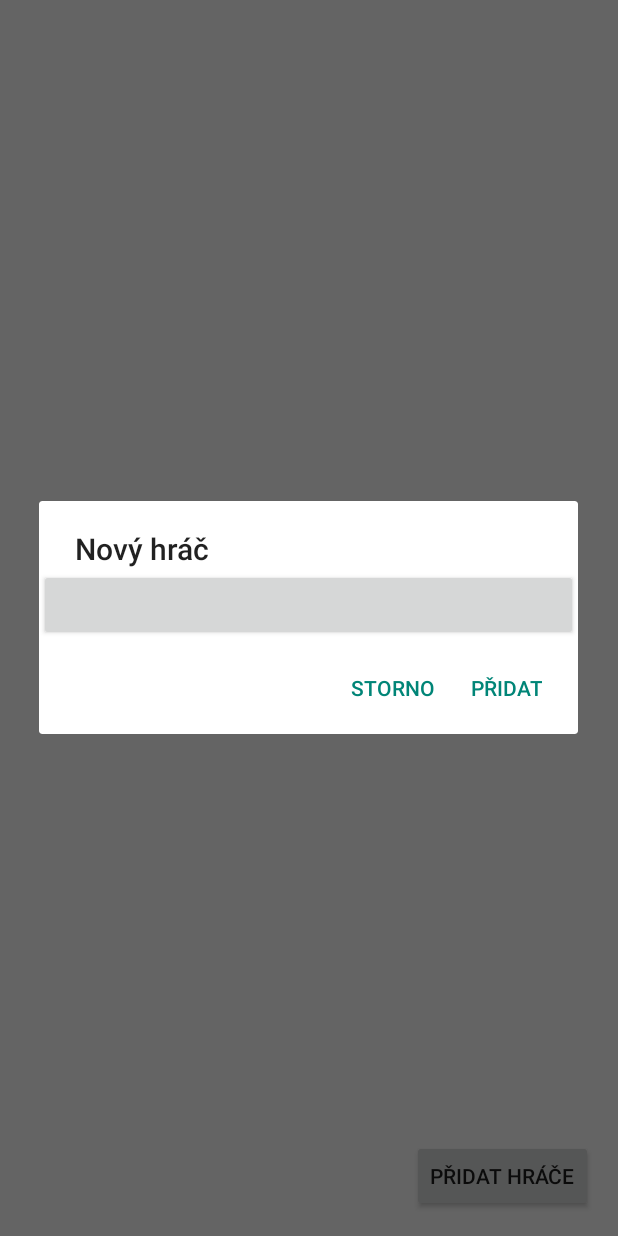
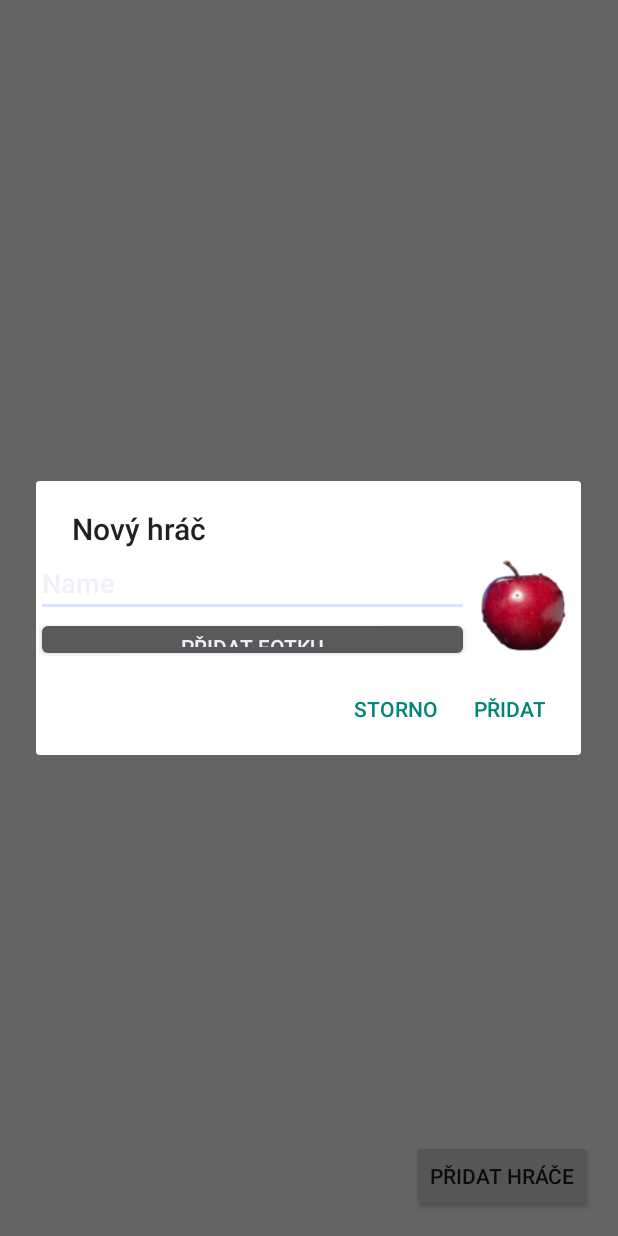
Before and after one commit to theazgra/FruitMatcher, an Android app: the PlayerSelect screen opened directly, with no data from a screen before it, after a tap on "PŘIDAT HRÁČE", on a phone screen of 412 x 824 dp. Run offline under Robolectric (Android 15) with nearby library versions, the light colour scheme and no system bars; 1 statement that could not run was skipped.

Commit message:
redo player adding window.

```diff
--- a/FruitMatcher/app/src/main/java/com/example/vojtch/fruitmatcher/PlayerSelect.java
+++ b/FruitMatcher/app/src/main/java/com/example/vojtch/fruitmatcher/PlayerSelect.java
@@ -14,6 +14,7 @@ import android.view.WindowManager;
 import android.widget.AdapterView;
 import android.widget.Button;
 import android.widget.EditText;
+import android.widget.ImageView;
 import android.widget.ListView;
 import android.widget.Toast;
 
@@ -98,12 +99,16 @@ public class PlayerSelect extends Activity {
     public void onAddPlayerClick(View v){
         AlertDialog.Builder builder = new AlertDialog.Builder(this);
         builder.setTitle("Nový hráč");
+        builder.setView(R.layout.add_player_dialog);
 
-        final EditText input = new EditText(this);
-        final Button addPhoto = new Button(this);
-        input.setInputType(InputType.TYPE_CLASS_TEXT);
-        builder.setView(input);
-        builder.setView(addPhoto);
+        //final EditText input = new EditText(this);
+        //final Button addPhoto = new Button(this);
+        final EditText input = (EditText)findViewById(R.id.editName);
+        final Button addPhoto = (Button)findViewById(R.id.btnAddImg);
+        final ImageView img = (ImageView)findViewById(R.id.imgPlayerAdd);
+        //input.setInputType(InputType.TYPE_CLASS_TEXT);
+        //builder.setView(input);
+        //builder.setView(addPhoto);
 
         addPhoto.setOnClickListener(new View.OnClickListener() {
             @Override
--- a/FruitMatcher/app/src/main/res/layout/add_player_dialog.xml
+++ b/FruitMatcher/app/src/main/res/layout/add_player_dialog.xml
@@ -31,7 +31,7 @@
         </LinearLayout>
 
         <ImageView
-            android:id="@+id/imageView"
+            android:id="@+id/imgPlayerAdd"
             android:layout_width="150dp"
             android:layout_height="75dp"
             android:layout_weight="1"
```
